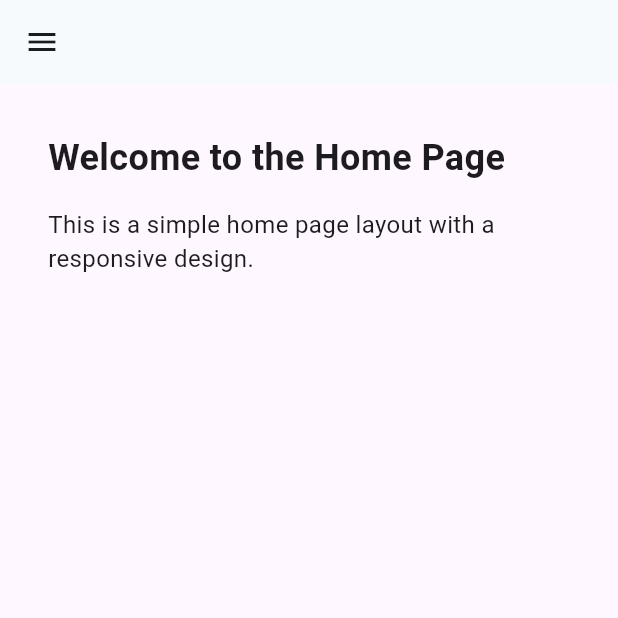
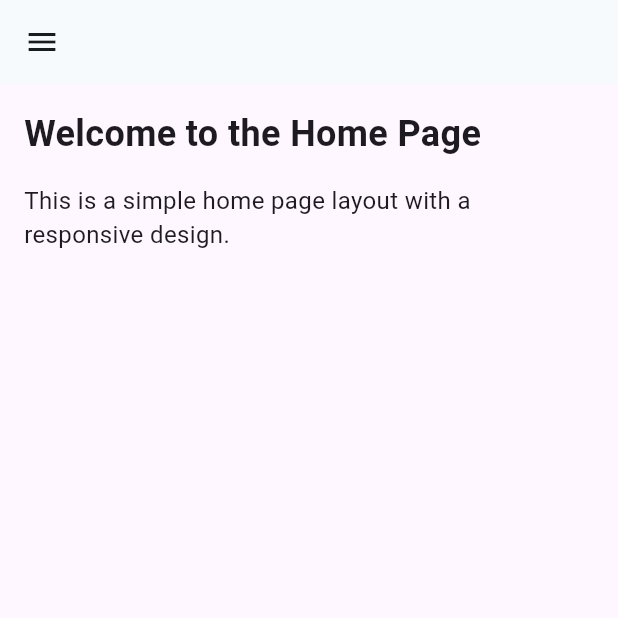
Before and after one commit to danielprasetyo7952/try_flutter, a Flutter app: the HomePage screen opened by its route, on a phone screen of 412 x 824 dp, the top half of it. Run offline on Flutter 3.47's test engine with Material 3 defaults, Android fonts, the phone set to English and light mode, and no system bars; our stand-ins replace go_router.

Commit message:
fix: layout body padding

```diff
--- a/lib/components/ContentBody.dart
+++ b/lib/components/ContentBody.dart
@@ -8,9 +8,9 @@ class ContentBody extends StatelessWidget {
   @override
   Widget build(BuildContext context) {
     return Container(
-      padding: const EdgeInsets.all(32.0),
+      padding: const EdgeInsets.all(16.0),
       constraints: const BoxConstraints(maxWidth: double.infinity),
-      child: SingleChildScrollView(child: content),
+      child: content,
     );
   }
 }
```
